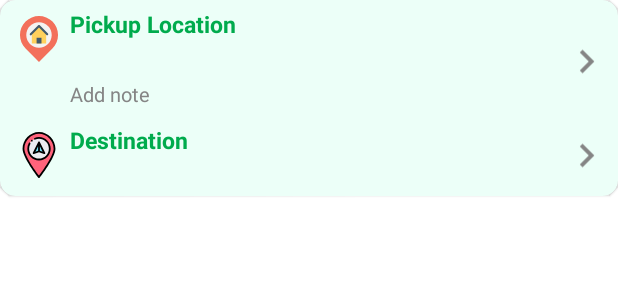
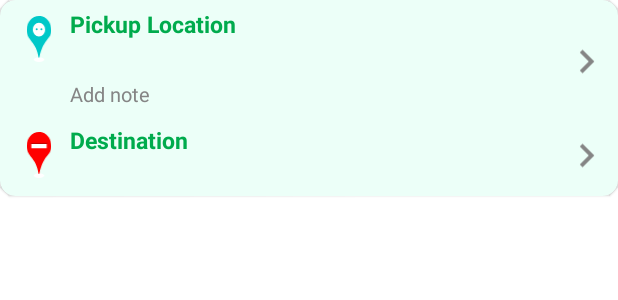
Before and after one commit to Joyn-Indonesia/JoynAppClient, an Android app: the layout layout_booking_content_pick_and_desti.xml on its own in the app's theme, with its tools: preview values and no code run, on a phone screen of 412 x 824 dp. Shown: the top 300 px of the screen. Run offline under Robolectric (Android 15) with nearby library versions, the phone set to English and light mode, and no system bars.

Commit message:
Boking progres 20%

```diff
--- a/app/src/main/AndroidManifest.xml
+++ b/app/src/main/AndroidManifest.xml
@@ -16,9 +16,9 @@
         android:name=".application.JoynApp"
         android:allowBackup="true"
         android:hardwareAccelerated="true"
-        android:icon="@drawable/logo_app"
+        android:icon="@drawable/ic_logo_app"
         android:label="@string/app_name"
-        android:roundIcon="@mipmap/ic_launcher_round"
+        android:roundIcon="@drawable/ic_logo_app"
         android:supportsRtl="true"
         android:theme="@style/AppTheme">
         <activity android:name=".ui.inprogress.InProgressActivity"></activity>
--- a/app/src/main/java/com/example/joynappclient/ui/booking/BookingViewModel.java
+++ b/app/src/main/java/com/example/joynappclient/ui/booking/BookingViewModel.java
@@ -85,7 +85,7 @@ public class BookingViewModel extends ViewModel {
         if (checkOutModel == null) {
             checkOutModel = new CheckOutModel();
         }
-        checkOutModel.setPickupAdress(checkOut.getDestintaionAddress());
+        checkOutModel.setPickupAdress(checkOut.getPickupAdress());
         checkOutModel.setDestintaionAddress(checkOut.getDestintaionAddress());
         checkOutModel.setDistance(checkOut.getDistance());
         checkOutModel.setTimeDistance(checkOut.getTimeDistance());
--- a/app/src/main/java/com/example/joynappclient/ui/inprogress/InProgressActivity.java
+++ b/app/src/main/java/com/example/joynappclient/ui/inprogress/InProgressActivity.java
@@ -125,7 +125,7 @@ public class InProgressActivity extends BaseActivity implements OnMapReadyCallba
         mMap.addMarker(new MarkerOptions()
                 .position(new LatLng(model.getLatitude(), model.getLongitude()))
                 .title("Driver")
-                .icon(VectorDescriptor.bitmapDescriptorFromVector(this, R.drawable.ic_ride_position)));
+                .icon(VectorDescriptor.bitmapDescriptorFromVector(this, R.drawable.ic_pin_ride)));
 
         bottomsheet.setVisibility(View.VISIBLE);
         TextView namadriver = findViewById(R.id.tv_nama_driver);
--- a/app/src/main/res/drawable/ic_pin_destination.xml
+++ b/app/src/main/res/drawable/ic_pin_destination.xml
@@ -1,27 +1,36 @@
 <vector xmlns:android="http://schemas.android.com/apk/res/android"
-    android:width="@dimen/_32sdp"
-    android:height="@dimen/_32sdp"
-    android:viewportWidth="512"
-    android:viewportHeight="512">
+    xmlns:aapt="http://schemas.android.com/aapt"
+    android:width="20dp"
+    android:height="37dp"
+    android:viewportWidth="24.6246"
+    android:viewportHeight="41.8584">
     <path
-        android:fillColor="#ff637b"
-        android:pathData="m429,186c0,93.891 -173,316 -173,316s-173,-222.109 -173,-316 79.109,-176 173,-176 173,82.109 173,176zM429,186" />
+        android:fillColor="#ffffff"
+        android:pathData="M12.3123,37.4975c2.8902,0 5.2331,0.9763 5.2331,2.1804 0,1.2041 -2.3429,2.1804 -5.2331,2.1804 -2.89,0 -5.2329,-0.9763 -5.2329,-2.1804 0,-1.2041 2.3429,-2.1804 5.2329,-2.1804z" />
     <path
-        android:fillColor="#ececf1"
-        android:pathData="m256,66c-69.215,0 -120,56.535 -120,120 0,66.172 53.828,120 120,120 65.449,0 120,-52.969 120,-120 0,-66.172 -53.828,-120 -120,-120zM256,66" />
+        android:fillColor="#ff0000"
+        android:pathData="M12.3121,0c0.4844,0 0.9619,0.0305 1.4316,0.0883l0.1294,0.0158 0.0273,0.0038c5.5058,0.7356 9.8597,5.1688 10.5493,10.7554 0.1142,0.7151 0.1749,1.4501 0.1749,2.1997 0,0.5675 -0.0343,1.1268 -0.1005,1.6756l0.0004,0 -0.0005,0.0011c-0.895,6.3246 -7.9859,6.9383 -11.7755,22.765 -0.3305,1.0345 -0.6601,0.9953 -0.9903,-0.023 -1.9713,-12.8116 -10.5137,-15.0495 -11.6525,-22.7034l-0.0009,-0.0038 0.0005,0c-0.0689,-0.56 -0.1052,-1.1313 -0.1052,-1.7115 0,-0.2302 0.0057,-0.4589 0.0169,-0.6858 0.0223,-6.8392 5.504,-12.3771 12.2638,-12.3771l0.0162,0.0004 0.0153,-0.0004z" />
+    <path android:pathData="M4.6695,10.6391l0,4.0942l-1.3986,1.4033l0,-6.7067z"></path>
     <path
-        android:fillColor="#76e2f8"
-        android:pathData="m256,116 l-60,120 60,-20 60,20zM256,116" />
-    <path
-        android:fillColor="#FF000000"
-        android:pathData="m176,106c5.52,0 10,-4.48 10,-10 0,-5.445 -4.426,-10 -10,-10 -5.52,0 -10,4.48 -10,10 0,5.563 4.539,10 10,10zM176,106" />
-    <path
-        android:fillColor="#FF000000"
-        android:pathData="m256,0c-101.32,0 -183,88.539 -183,186 0,96.219 167.961,312.965 175.109,322.145 1.898,2.434 4.809,3.855 7.891,3.855s5.996,-1.422 7.891,-3.855c7.148,-9.18 175.109,-225.926 175.109,-322.145 0,-97.344 -81.574,-186 -183,-186zM419,186c0,74.41 -118.148,240.074 -163,299.516 -45.184,-59.879 -163,-225.293 -163,-299.516 0,-88.43 76.168,-166 163,-166s163,77.57 163,166zM419,186" />
-    <path
-        android:fillColor="#FF000000"
-        android:pathData="m256,56c-17.066,0 -32.832,3.125 -49.605,9.836 -5.125,2.051 -7.621,7.871 -5.57,13 2.055,5.125 7.875,7.617 13,5.566 14.531,-5.809 27.539,-8.402 42.176,-8.402 60.652,0 110,49.348 110,110s-49.348,110 -110,110 -110,-49.348 -110,-110c0,-18.82 4.719,-36.898 14.031,-53.73 2.672,-4.832 0.922,-10.918 -3.91,-13.59 -4.832,-2.672 -10.918,-0.922 -13.594,3.91 -10.965,19.828 -16.527,41.164 -16.527,63.41 0,71.684 58.316,130 130,130s130,-58.316 130,-130 -58.316,-130 -130,-130zM256,56" />
-    <path
-        android:fillColor="#FF000000"
-        android:pathData="m199.16,245.488 l56.84,-18.949 56.84,18.949c3.813,1.27 8.051,0.137 10.715,-2.938 2.648,-3.055 3.199,-7.406 1.391,-11.023l-60,-120c-0.016,-0.031 -0.035,-0.055 -0.051,-0.086 -3.684,-7.172 -14.031,-7.313 -17.789,0 -0.012,0.031 -0.035,0.055 -0.047,0.086l-60,120c-1.813,3.617 -1.262,7.969 1.387,11.023 2.652,3.059 6.879,4.215 10.715,2.938zM266,208.793v-50.434l30.258,60.52zM246,158.359v50.434l-30.258,10.086zM246,158.359" />
+        android:fillColor="#ffffff"
+        android:pathData="M4.6696,10.639h15.2854v4.0944h-15.2854z" />
+    <path android:pathData="M19.9542,10.6396l0,4.0943l1.3986,1.3978l0,-6.7013z"></path>
+    <path android:pathData="M4.669,14.7335l15.2852,0.0004l1.3986,1.3978l-18.0725,0.0004z"></path>
+    <path android:pathData="M4.669,10.8285l15.2852,-0.0004l1.3986,-1.3979l-18.0725,-0.0004z">
+        <aapt:attr name="android:fillColor">
+            <gradient
+                android:endX="6.65428"
+                android:endY="10.8285"
+                android:startX="6.65428"
+                android:startY="9.42989"
+                android:type="linear">
+                <item
+                    android:color="#FFFF0000"
+                    android:offset="0" />
+                <item
+                    android:color="#FFB50000"
+                    android:offset="1" />
+            </gradient>
+        </aapt:attr>
+    </path>
 </vector>
--- a/app/src/main/res/drawable/ic_pin_pickups.xml
+++ b/app/src/main/res/drawable/ic_pin_pickups.xml
@@ -1,21 +1,44 @@
 <vector xmlns:android="http://schemas.android.com/apk/res/android"
-    android:width="@dimen/_32sdp"
-    android:height="@dimen/_32sdp"
-    android:viewportWidth="512.533"
-    android:viewportHeight="512.533">
+    xmlns:aapt="http://schemas.android.com/aapt"
+    android:width="25dp"
+    android:height="47dp"
+    android:viewportWidth="38.4167"
+    android:viewportHeight="65.3028">
     <path
-        android:fillColor="#F3705B"
-        android:pathData="M406.6,62.4c-83.2,-83.2 -217.6,-83.2 -299.733,0c-83.2,83.2 -83.2,216.533 0,299.733l149.333,150.4L405.533,363.2C488.733,280 488.733,145.6 406.6,62.4z" />
+        android:fillColor="#ffffff"
+        android:pathData="M19.2206,58.4994c4.5088,0 8.1641,1.523 8.1641,3.4017 0,1.8784 -3.6553,3.4017 -8.1641,3.4017 -4.5088,0 -8.1638,-1.5233 -8.1638,-3.4017 0,-1.8787 3.655,-3.4017 8.1638,-3.4017z" />
     <path
-        android:fillColor="#F3F3F3"
-        android:pathData="M256.2,70.933c-77.867,0 -141.867,62.933 -141.867,141.867c0,77.867 62.933,141.867 141.867,141.867c77.867,0 141.867,-62.933 141.867,-141.867S334.066,70.933 256.2,70.933z" />
+        android:fillColor="#00C8C8"
+        android:pathData="M19.2081,0c0.7559,0 1.5007,0.0476 2.2336,0.1378l0.202,0.0248 0.0428,0.0057c8.5894,1.1476 15.3816,8.0639 16.4573,16.7794 0.1783,1.1156 0.273,2.2621 0.273,3.4316 0,0.8854 -0.0533,1.7578 -0.1566,2.6141l0.0003,0 -0.0009,0.0017c-1.396,9.867 -12.4586,10.5012 -18.3706,35.1924 -0.5157,1.6137 -1.0301,1.5526 -1.5452,-0.0359 -3.0754,-19.9871 -16.4023,-23.1555 -18.1789,-35.0963l-0.0014,-0.0057 0.0009,0c-0.1078,-0.8737 -0.1643,-1.7652 -0.1643,-2.6703 0,-0.3589 0.0091,-0.7157 0.0265,-1.0697 0.0345,-10.67 8.5868,-19.3096 19.1328,-19.3096l0.0251,0.0006 0.0237,-0.0006zM19.1596,9.5729c5.3457,0 9.6796,4.3887 9.6796,9.8012 0,5.4125 -4.3339,9.8012 -9.6796,9.8012 -5.3457,0 -9.6793,-4.3887 -9.6793,-9.8012 0,-5.4125 4.3336,-9.8012 9.6793,-9.8012z" />
+    <path android:pathData="M6.7302,19.3741a12.4012,12.5815 0,1 0,24.8024 0a12.4012,12.5815 0,1 0,-24.8024 0z">
+        <aapt:attr name="android:fillColor">
+            <gradient
+                android:centerX="19.1313"
+                android:centerY="19.3741"
+                android:gradientRadius="9.28341"
+                android:type="radial">
+                <item
+                    android:color="#FF00A1A1"
+                    android:offset="0" />
+                <item
+                    android:color="#FF00AAAA"
+                    android:offset="0.619608" />
+                <item
+                    android:color="#FF00C8C8"
+                    android:offset="0.701961" />
+                <item
+                    android:color="#FF00C8C8"
+                    android:offset="1" />
+            </gradient>
+        </aapt:attr>
+    </path>
     <path
-        android:fillColor="#FFD15D"
-        android:pathData="M256.2,112.533l-80,78.934l0,114.133l160,0l0,-114.133z" />
+        android:fillColor="#ffffff"
+        android:pathData="M9.4691,19.3741a9.6624,9.8029 0,1 0,19.3248 0a9.6624,9.8029 0,1 0,-19.3248 0z" />
     <path
-        android:fillColor="#435B6C"
-        android:pathData="M229.533,241.6h54.4v64h-54.4z" />
+        android:fillColor="#00C8C8"
+        android:pathData="M15.5844,18.8224m-1.5093,0a1.5093,1.5093 0,1 1,3.0186 0a1.5093,1.5093 0,1 1,-3.0186 0" />
     <path
-        android:fillColor="#435B6C"
-        android:pathData="M356.466,195.733L264.733,104c-4.267,-4.267 -11.733,-4.267 -17.067,0l-91.733,91.733c-4.267,4.267 -4.267,11.733 0,17.067c4.267,4.267 11.733,4.267 17.067,0l83.2,-84.267l83.2,83.2c2.133,2.133 5.333,3.2 8.533,3.2c3.2,0 6.4,-1.067 8.533,-3.2C360.733,207.467 360.733,200 356.466,195.733z" />
+        android:fillColor="#00C8C8"
+        android:pathData="M23.0011,18.8224m-1.5093,0a1.5093,1.5093 0,1 1,3.0186 0a1.5093,1.5093 0,1 1,-3.0186 0" />
 </vector>
--- a/app/src/main/res/values/strings.xml
+++ b/app/src/main/res/values/strings.xml
@@ -1,5 +1,5 @@
 <resources>
-    <string name="app_name">JoynAppClient</string>
+    <string name="app_name">Joyn</string>
 
     <!-- TODO: Remove or change this placeholder text -->
     <!--  Dialog  -->
```
Also changed, not shown: app/src/main/res/drawable/ic_logo_app.xml (added, +27 -0 lines), app/src/main/res/drawable/ic_pin_ride.xml (added, +75 -0 lines), app/src/main/res/drawable-hdpi/ic_ride_position.png, app/src/main/res/drawable-mdpi/ic_ride_position.png, app/src/main/res/drawable-xhdpi/ic_ride_position.png, app/src/main/res/drawable-xxhdpi/ic_ride_position.png, app/src/main/res/drawable-xxxhdpi/ic_ride_position.png.
